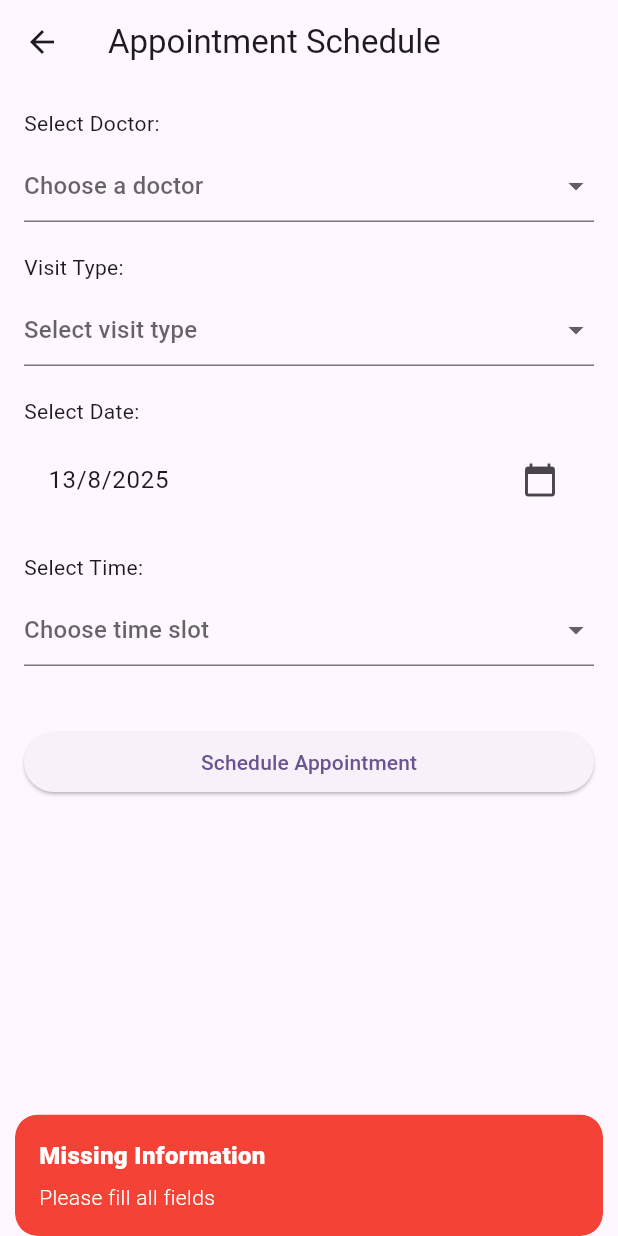
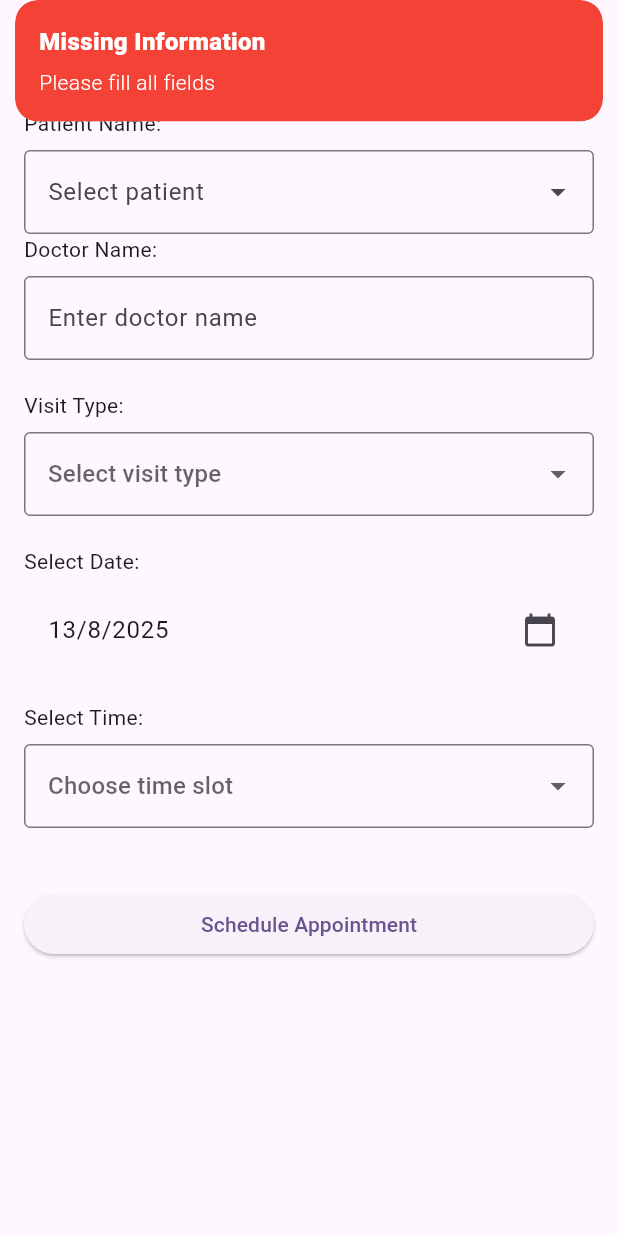
Before and after one commit to asirsayyad/hospital_management, a Flutter app: the AppointmentForm screen opened directly, after a tap on "Schedule Appointment", on a phone screen of 412 x 824 dp. Run offline on Flutter 3.47's test engine with Material 3 defaults, Android fonts, the light colour scheme and no system bars; our stand-ins replace carousel_slider, get, google_fonts, sqflite, sqflite_common_ffi; accounts and stored records are empty.

Commit message:
Initial commit

```diff
--- a/lib/doctor_fragments/new_doctor_fragments.dart
+++ b/lib/doctor_fragments/new_doctor_fragments.dart
@@ -31,7 +31,7 @@ class NewDoctorFragments extends StatelessWidget {
                   final doctor = doctorList[index];
                   final isActive = doctor['is_active'] == 1;
 
-                  return ListTile(
+                  return ListTile(onTap: (){},
                     title: Text(
                       '${doctor['first_name'] ?? ''} ${doctor['last_name'] ?? ''}',
                       style: TextStyle(fontWeight: FontWeight.bold),
--- a/lib/main.dart
+++ b/lib/main.dart
@@ -5,7 +5,7 @@ import 'package:hospital_management/doctor_screens/doctors_login_screen.dart';
 // import 'package:hospital_management/first_screen.dart';
 import 'package:hospital_management/loading_screen.dart';
 import 'package:hospital_management/login_screen.dart';
-import 'package:hospital_management/service_db.dart';
+import 'package:hospital_management/service/service_db.dart';
 import 'package:hospital_management/staff_screen/staff_first_screen.dart';
 import 'package:sqflite/sqflite.dart';
 import 'package:sqflite_common_ffi/sqflite_ffi.dart';
--- a/lib/staff_fragments/appointment_controller.dart
+++ /dev/null
@@ -1,141 +0,0 @@
-import 'package:flutter/material.dart';
-import 'package:get/get.dart';
-import 'package:intl/intl.dart';
-import 'package:sqflite/sqflite.dart';
-
-class AppointmentController extends GetxController {
-  var selectedDoctor = ''.obs;
-  var selectedVisitType = ''.obs;
-  var selectedDate = DateTime.now().obs;
-  var selectedTimeSlot = ''.obs;
-
-  Database db = Get.find(); // Database instance from GetX
-
-  final doctors = [
-    'Dr. Smith - Cardiologist',
-    'Dr. Johnson - Neurologist',
-    'Dr. Brown - Pediatrician',
-    'Dr. Davis - Orthopedic',
-    'Dr. Wilson - Dermatologist'
-  ];
-
-  final visitTypes = [
-    'New Visit',
-    'Follow-up',
-    'Urgent',
-    'Consultation'
-  ];
-
-  final timeSlots = [
-    '12:00 AM',
-    '1:00 AM',
-    '2:00 AM',
-    '3:00 AM',
-    '4:00 AM',
-    '5:00 AM',
-    '6:00 AM',
-    '7:00 AM',
-    '8:00 AM',
-    '9:00 AM',
-    '10:00 AM',
-    '11:00 AM',
-    '12:00 PM',
-    '1:00 PM',
-    '2:00 PM',
-    '3:00 PM',
-    '4:00 PM',
-    '5:00 PM',
-    '6:00 PM',
-    '7:00 PM',
-    '8:00 PM',
-    '9:00 PM',
-    '10:00 PM',
-    '11:00 PM'
-  ];
-
-  void selectDoctor(String doctor) {
-    selectedDoctor.value = doctor;
-  }
-
-  void selectVisitType(String visitType) {
-    selectedVisitType.value = visitType;
-  }
-
-  void selectDate(DateTime date) {
-    selectedDate.value = date;
-  }
-
-  void selectTimeSlot(String timeSlot) {
-    selectedTimeSlot.value = timeSlot;
-  }
-
-  // Database insertion method
-  Future<void> insertAppointment() async {
-    try {
-      String currentDate = DateFormat('dd MMMM yyyy HH:mm').format(DateTime.now());
-      String appointmentDate = DateFormat('dd MMMM yyyy').format(selectedDate.value);
-
-      String query = '''
-        INSERT INTO appointments (
-          doctor_name,
-          visit_type,
-          appointment_date,
-          appointment_time,
-          status,
-          created_date
-        ) VALUES (
-          '${selectedDoctor.value.trim()}',
-          '${selectedVisitType.value.trim()}',
-          '$appointmentDate',
-          '${selectedTimeSlot.value.trim()}',
-          'Scheduled',
-          '$currentDate'
-        );
-      ''';
-
-      await db.rawInsert(query);
-      debugPrint("Appointment inserted successfully.");
-
-      Get.snackbar(
-        "Appointment Scheduled",
-        "Your appointment has been scheduled successfully",
-        snackPosition: SnackPosition.BOTTOM,
-        backgroundColor: Colors.green,
-        colorText: Colors.white,
-      );
-
-      // Navigate back after successful scheduling
-      Get.back();
-
-    } catch (e) {
-      debugPrint("Error inserting appointment: $e");
-
-      Get.snackbar(
-        "Error",
-        "Failed to schedule appointment. Please try again.",
-        snackPosition: SnackPosition.BOTTOM,
-        backgroundColor: Colors.red,
-        colorText: Colors.white,
-      );
-    }
-  }
-
-  // Updated scheduleAppointment method - now automatically saves to database
-  void scheduleAppointment() {
-    if (selectedDoctor.value.isEmpty ||
-        selectedVisitType.value.isEmpty ||
-        selectedTimeSlot.value.isEmpty) {
-      Get.snackbar(
-        "Missing Information",
-        "Please fill all fields",
-        snackPosition: SnackPosition.BOTTOM,
-        backgroundColor: Colors.red,
-        colorText: Colors.white,
-      );
-      return;
-    }
-
-    // Automatically insert into database
-    insertAppointment();
-  }
-}
--- a/lib/staff_fragments/appointment_form.dart
+++ b/lib/staff_fragments/appointment_form.dart
@@ -1,59 +1,67 @@
 import 'package:flutter/material.dart';
 import 'package:get/get.dart';
-import 'appointment_controller.dart';
+import 'package:hospital_management/staff_fragments/patients_showlist.dart';
+import '../doctor_fragments/patients_showlist.dart';
+import 'appointment_form_controller.dart';
 
 class AppointmentForm extends StatelessWidget {
   const AppointmentForm({super.key});
 
   @override
   Widget build(BuildContext context) {
-    final controller = Get.put(AppointmentController());
+    final controller = Get.put(AppointmentFormController());
 
     return Scaffold(
-      appBar: AppBar(
-        title: Text("Appointment Schedule"),
-      ),
+      appBar: AppBar(title: Text("Appointment Schedule")),
       body: Padding(
         padding: EdgeInsets.all(16.0),
         child: Column(
           crossAxisAlignment: CrossAxisAlignment.start,
-          children: [
-            Text('Select Doctor:'),
+          children: [// Patient Name:
+            Text('Patient Name:'),
             SizedBox(height: 8),
-            Obx(() => DropdownButtonFormField<String>(
-              value: controller.selectedDoctor.value.isEmpty
-                  ? null
-                  : controller.selectedDoctor.value,
-              hint: Text('Choose a doctor'),
-              items: controller.doctors.map((doctor) {
-                return DropdownMenuItem(
-                  value: doctor,
-                  child: Text(doctor),
-                );
-              }).toList(),
-              onChanged: (value) {
-                if (value != null) controller.selectDoctor(value);
+            InkWell(
+              onTap: () async {
+                // Navigate to your patient list screen
+               Get.to(() => PatientsShowlist()); // replace with your actual widget
               },
-            )),
+              child: IgnorePointer(
+                child: TextFormField(
+                  // controller: controller.patientNameController,
+                  decoration: InputDecoration(
+                    hintText: 'Select patient',
+                    border: OutlineInputBorder(),
+                    suffixIcon: Icon(Icons.arrow_drop_down),
+                  ),
+                ),
+              ),
+            ),
+
+
+            Text('Doctor Name:'),
+            SizedBox(height: 8),
+            TextFormField(
+              controller: controller.doctorNameController,
+              decoration: InputDecoration(
+                hintText: 'Enter doctor name',
+                border: OutlineInputBorder(),
+              ),
+            ),
 
             SizedBox(height: 20),
 
             Text('Visit Type:'),
             SizedBox(height: 8),
             Obx(() => DropdownButtonFormField<String>(
-              value: controller.selectedVisitType.value.isEmpty
-                  ? null
-                  : controller.selectedVisitType.value,
+              value: controller.selectedVisitType.value.isEmpty ? null : controller.selectedVisitType.value,
               hint: Text('Select visit type'),
               items: controller.visitTypes.map((type) {
-                return DropdownMenuItem(
-                  value: type,
-                  child: Text(type),
-                );
+                return DropdownMenuItem(value: type, child: Text(type));
               }).toList(),
               onChanged: (value) {
                 if (value != null) controller.selectVisitType(value);
               },
+              decoration: InputDecoration(border: OutlineInputBorder()),
             )),
 
             SizedBox(height: 20),
@@ -61,9 +69,7 @@ class AppointmentForm extends StatelessWidget {
             Text('Select Date:'),
             SizedBox(height: 8),
             Obx(() => ListTile(
-              title: Text(
-                  "${controller.selectedDate.value.day}/${controller.selectedDate.value.month}/${controller.selectedDate.value.year}"
-              ),
+              title: Text("${controller.selectedDate.value.day}/${controller.selectedDate.value.month}/${controller.selectedDate.value.year}"),
               trailing: Icon(Icons.calendar_today),
               onTap: () async {
                 DateTime? pickedDate = await showDatePicker(
@@ -72,9 +78,7 @@ class AppointmentForm extends StatelessWidget {
                   firstDate: DateTime.now(),
                   lastDate: DateTime.now().add(Duration(days: 365)),
                 );
-                if (pickedDate != null) {
-                  controller.selectDate(pickedDate);
-                }
+                if (pickedDate != null) controller.selectDate(pickedDate);
               },
             )),
 
@@ -83,19 +87,15 @@ class AppointmentForm extends StatelessWidget {
             Text('Select Time:'),
             SizedBox(height: 8),
             Obx(() => DropdownButtonFormField<String>(
-              value: controller.selectedTimeSlot.value.isEmpty
-                  ? null
-                  : controller.selectedTimeSlot.value,
+              value: controller.selectedTimeSlot.value.isEmpty ? null : controller.selectedTimeSlot.value,
               hint: Text('Choose time slot'),
               items: controller.timeSlots.map((time) {
-                return DropdownMenuItem(
-                  value: time,
-                  child: Text(time),
-                );
+                return DropdownMenuItem(value: time, child: Text(time));
               }).toList(),
               onChanged: (value) {
                 if (value != null) controller.selectTimeSlot(value);
               },
+              decoration: InputDecoration(border: OutlineInputBorder()),
             )),
 
             SizedBox(height: 40),
@@ -103,9 +103,7 @@ class AppointmentForm extends StatelessWidget {
             SizedBox(
               width: double.infinity,
               child: ElevatedButton(
-                onPressed: () {
-                  controller.scheduleAppointment();
-                },
+                onPressed: controller.scheduleAppointment,
                 child: Text('Schedule Appointment'),
               ),
             )
--- /dev/null
+++ b/lib/staff_fragments/appointment_form_controller.dart
@@ -0,0 +1,109 @@
+import 'package:flutter/material.dart';
+import 'package:get/get.dart';
+import 'package:intl/intl.dart';
+import 'package:sqflite/sqflite.dart';
+
+class AppointmentFormController extends GetxController {
+  late TextEditingController patientNameController;
+  late TextEditingController doctorNameController;
+
+  var selectedVisitType = ''.obs;
+  var selectedDate = DateTime.now().obs;
+  var selectedTimeSlot = ''.obs;
+
+  Database db = Get.find();
+
+  final visitTypes = ['New Visit', 'Follow-up', 'Urgent', 'Consultation'];
+
+  final timeSlots = [
+    '12:00 AM', '1:00 AM', '2:00 AM', '3:00 AM', '4:00 AM', '5:00 AM',
+    '6:00 AM', '7:00 AM', '8:00 AM', '9:00 AM', '10:00 AM', '11:00 AM',
+    '12:00 PM', '1:00 PM', '2:00 PM', '3:00 PM', '4:00 PM', '5:00 PM',
+    '6:00 PM', '7:00 PM', '8:00 PM', '9:00 PM', '10:00 PM', '11:00 PM'
+  ];
+
+  @override
+  void onInit() {
+    super.onInit();
+    patientNameController = TextEditingController();
+    doctorNameController = TextEditingController();
+  }
+
+  void selectVisitType(String visitType) {
+    selectedVisitType.value = visitType;
+  }
+
+  void selectDate(DateTime date) {
+    selectedDate.value = date;
+  }
+
+  void selectTimeSlot(String timeSlot) {
+    selectedTimeSlot.value = timeSlot;
+  }
+
+  Future<void> insertAppointment() async {
+    try {
+      String currentDate = DateFormat('yyyy-MM-dd HH:mm').format(DateTime.now());
+      String appointmentDate = DateFormat('yyyy-MM-dd').format(selectedDate.value);
+
+      String query = '''
+        INSERT INTO appointments (
+          doctor_name,
+          visit_type,
+          appointment_date,
+          appointment_time,
+          status,
+          created_date
+        ) VALUES (
+          '${doctorNameController.text.trim()}',
+          '${selectedVisitType.value.trim()}',
+          '$appointmentDate',
+          '${selectedTimeSlot.value.trim()}',
+          'Scheduled',
+          '$currentDate'
+        );
+      ''';
+
+      await db.rawInsert(query);
+
+      Get.snackbar(
+        "Success",
+        "Appointment scheduled successfully",
+        backgroundColor: Colors.green,
+        colorText: Colors.white,
+      );
+
+      Get.back();
+    } catch (e) {
+      Get.snackbar(
+        "Error",
+        "Failed to schedule appointment",
+        backgroundColor: Colors.red,
+        colorText: Colors.white,
+      );
+    }
+  }
+
+  void scheduleAppointment() {
+    if (doctorNameController.text.trim().isEmpty ||
+        patientNameController.text.trim().isEmpty ||
+        selectedVisitType.value.isEmpty ||
+        selectedTimeSlot.value.isEmpty) {
+      Get.snackbar(
+        "Missing Information",
+        "Please fill all fields",
+        backgroundColor: Colors.red,
+        colorText: Colors.white,
+      );
+      return;
+    }
+    insertAppointment();
+  }
+
+  @override
+  void onClose() {
+    patientNameController.dispose();
+    doctorNameController.dispose();
+    super.onClose();
+  }
+}
```
Also changed, not shown: lib/staff_fragments/patients_showlist.dart (+15 -8 lines), lib/service/service_db.dart (renamed from lib/service_db.dart).
